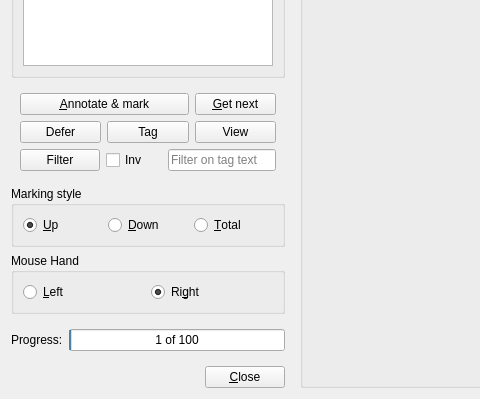
plomgrading/plom, file qtCreatorFiles/ui_marker.ui: the form before one commit; both pictures show x 0 to 480 and y 369 to 768 of the 1024 by 768 pixel window.
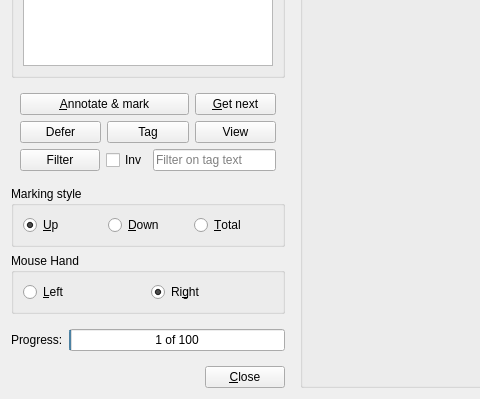
The form after the commit. Custom widgets are drawn as their Qt base class.

Commit message: Let tag textentry fill the space

Diff of the .ui file:
```diff
--- a/qtCreatorFiles/ui_marker.ui
+++ b/qtCreatorFiles/ui_marker.ui
@@ -228,12 +228,6 @@
            </item>
            <item>
             <widget class="QCheckBox" name="filterInvCB">
-             <property name="sizePolicy">
-              <sizepolicy hsizetype="Expanding" vsizetype="Fixed">
-               <horstretch>0</horstretch>
-               <verstretch>0</verstretch>
-              </sizepolicy>
-             </property>
              <property name="text">
               <string>Inv</string>
              </property>
```
Left out of the diff: 8 changed lines with no effect on the pictures. Lines whose indentation alone changed are shown as unchanged. The commit also changes 1 other file.
